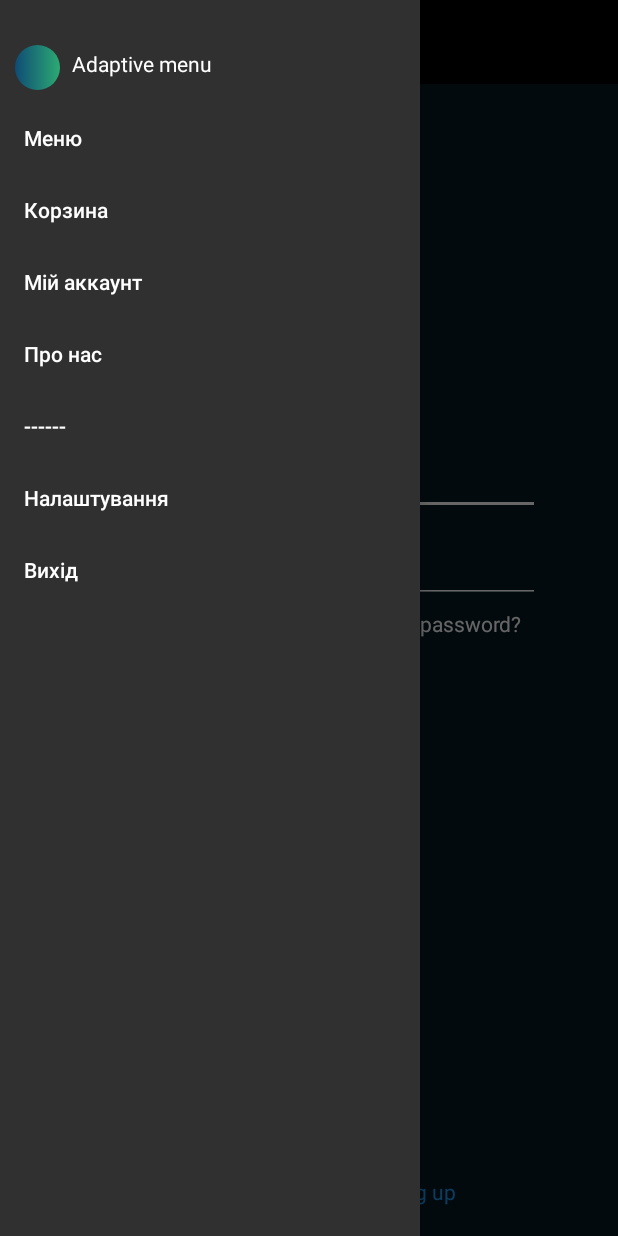
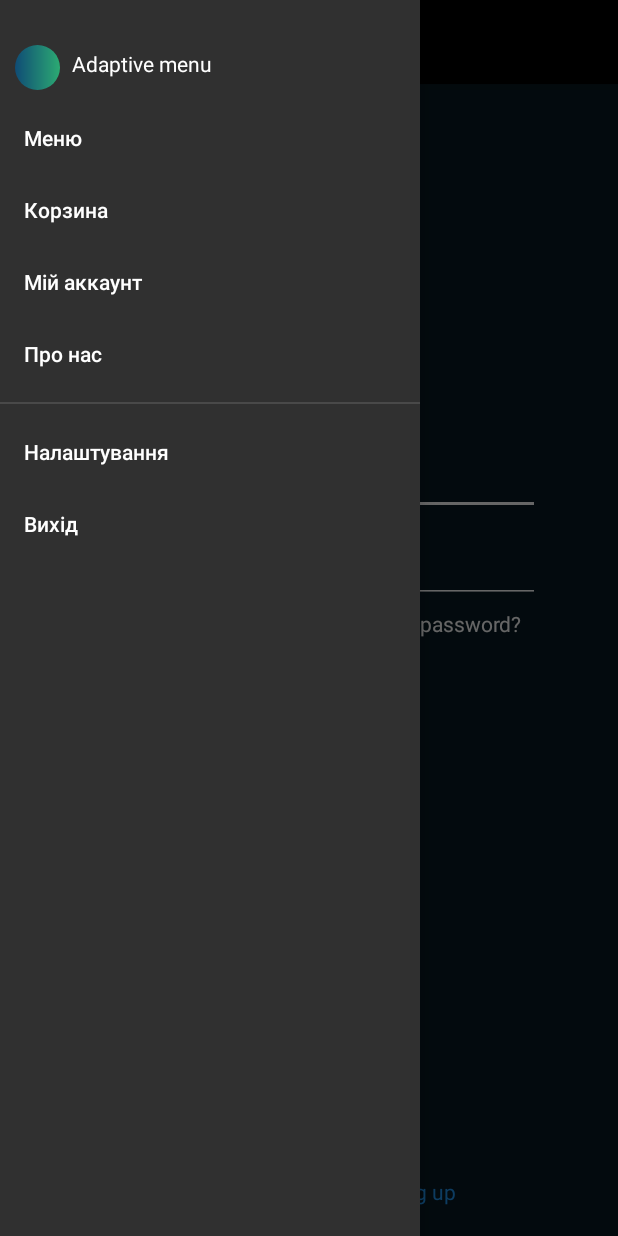
Before and after one commit to valick18/Android, an Android app: the screen it shows after launch (MainActivity), with the side drawer open, on a phone screen of 412 x 824 dp. Run offline under Robolectric (Android 15) with nearby library versions, the phone set to English and light mode, and no system bars; our stand-ins replace navigation-ui.

```diff
--- a/Food/app/src/main/res/menu/drawer_menu.xml
+++ b/Food/app/src/main/res/menu/drawer_menu.xml
@@ -14,10 +14,11 @@
     <item
         android:id="@+id/aboutMeFragment"
         android:title="Про нас" />
-    <item android:title="------"></item>
+    <group android:id="@+id/THIRD"  android:checkableBehavior="single">
     <item android:id="@+id/settingsFragment"
     android:title="Налаштування"/>
     <item android:id="@+id/exitFragment"
         android:title="Вихід"/>
+    </group>
 
 </menu>
```
